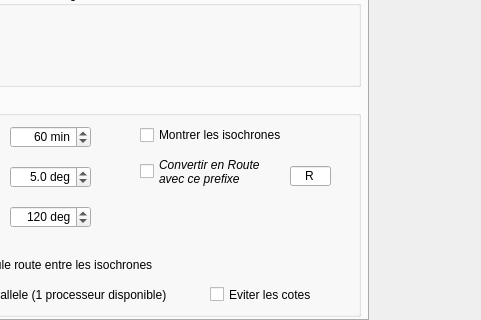
Above: src/Ui/Routage_Editor.ui from nohal/qtVlm before the change; both pictures show x 132 to 613 and y 280 to 600 of the 613 by 600 pixel window. Below: the same form after it.
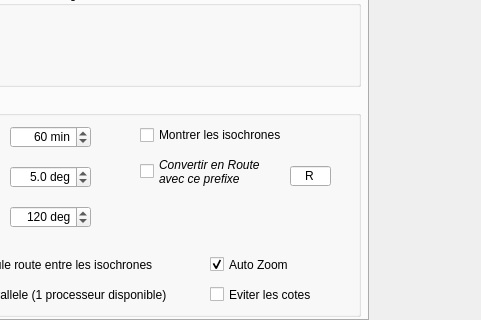
That is the form after the change.

Commit message: Fix a problem in zoom_on_zone and zoom_on_grib Various small changes in Dialogs Add option to automatically zoom when creating routage

```diff
--- a/src/Ui/Routage_Editor.ui
+++ b/src/Ui/Routage_Editor.ui
@@ -290,7 +290,7 @@
         <rect>
          <x>260</x>
          <y>30</y>
-         <width>141</width>
+         <width>201</width>
          <height>18</height>
         </rect>
        </property>
@@ -383,6 +383,22 @@
         <set>Qt::AlignCenter</set>
        </property>
       </widget>
+      <widget class="QCheckBox" name="autoZoom">
+       <property name="geometry">
+        <rect>
+         <x>330</x>
+         <y>160</y>
+         <width>131</width>
+         <height>17</height>
+        </rect>
+       </property>
+       <property name="text">
+        <string>Auto Zoom</string>
+       </property>
+       <property name="checked">
+        <bool>true</bool>
+       </property>
+      </widget>
      </widget>
      <widget class="QGroupBox" name="groupBox_eta">
       <property name="enabled">
```
Left out of the diff: 1 changed line with no effect on the pictures. The commit also changes 6 other files.
